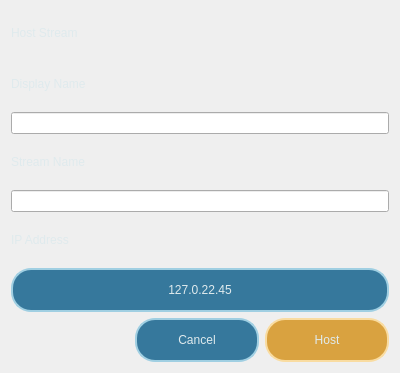
Old version of the form app/home/hoststreamwindow.ui in the repository erakai/Mercury.
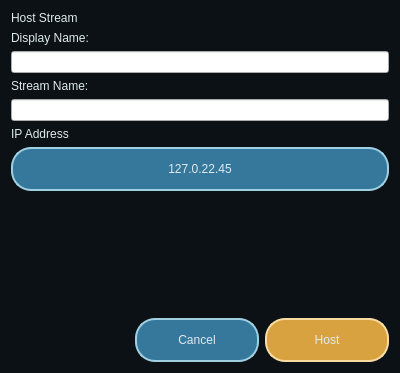
New version of the form. Icons and pictures are not drawn.

```diff
--- a/app/home/hoststreamwindow.ui
+++ b/app/home/hoststreamwindow.ui
@@ -37,9 +37,11 @@
 QLabel {
 	color: rgb(223, 234, 237);
 }
+QLabel[header=true] {
+	font-size: 30px;
+}
 
-
-HostStreamWindow {
+QDialog#HostStreamWindow {
 	background-color: rgb(11, 17, 20);
 }</string>
   </property>
@@ -54,7 +56,7 @@
    <item>
     <widget class="QLabel" name="label_3">
      <property name="text">
-      <string>Display Name</string>
+      <string>Display Name:</string>
      </property>
     </widget>
    </item>
@@ -64,7 +66,7 @@
    <item>
     <widget class="QLabel" name="label_2">
      <property name="text">
-      <string>Stream Name</string>
+      <string>Stream Name:</string>
      </property>
     </widget>
    </item>
@@ -94,6 +96,19 @@
      </property>
     </widget>
    </item>
+   <item>
+    <spacer name="verticalSpacer">
+     <property name="orientation">
+      <enum>Qt::Orientation::Vertical</enum>
+     </property>
+     <property name="sizeHint" stdset="0">
+      <size>
+       <width>20</width>
+       <height>40</height>
+      </size>
+     </property>
+    </spacer>
+   </item>
    <item>
     <layout class="QHBoxLayout" name="horizontalLayout">
      <item>
```
Left out of the diff: 3 changed lines with no effect on the pictures.
